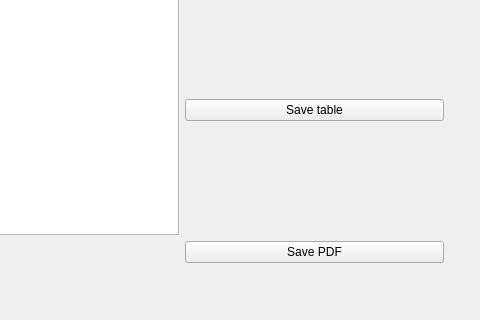
Above: documentwindow.ui from StronglogicSolutions/ky_gui before the change; both pictures show x 531 to 1011 and y 337 to 657 of the 1011 by 828 pixel window. Below: the same form after it.
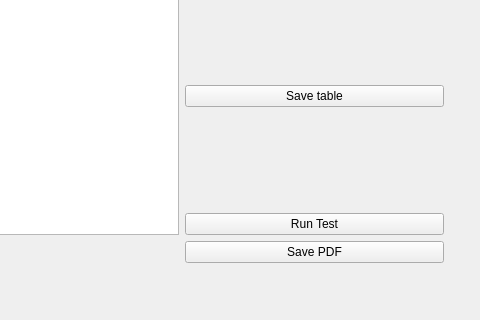
That is the form after the change. Icons and pictures are not drawn.

The edit to the form file:
```diff
--- a/documentwindow.ui
+++ b/documentwindow.ui
@@ -221,6 +221,13 @@
          </property>
         </spacer>
        </item>
+       <item>
+        <widget class="QPushButton" name="runTest">
+         <property name="text">
+          <string>Run Test</string>
+         </property>
+        </widget>
+       </item>
       </layout>
      </item>
      <item row="4" column="0">
```
